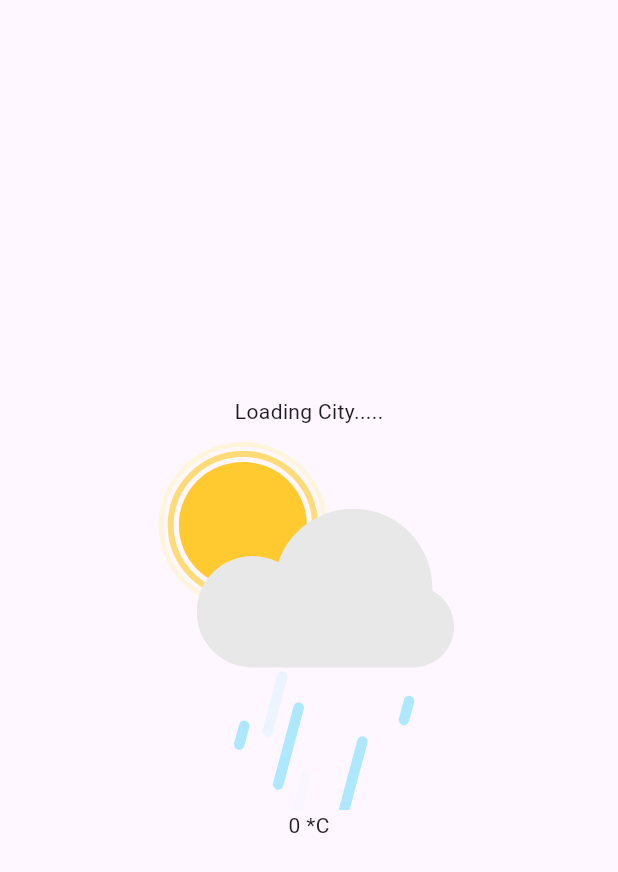
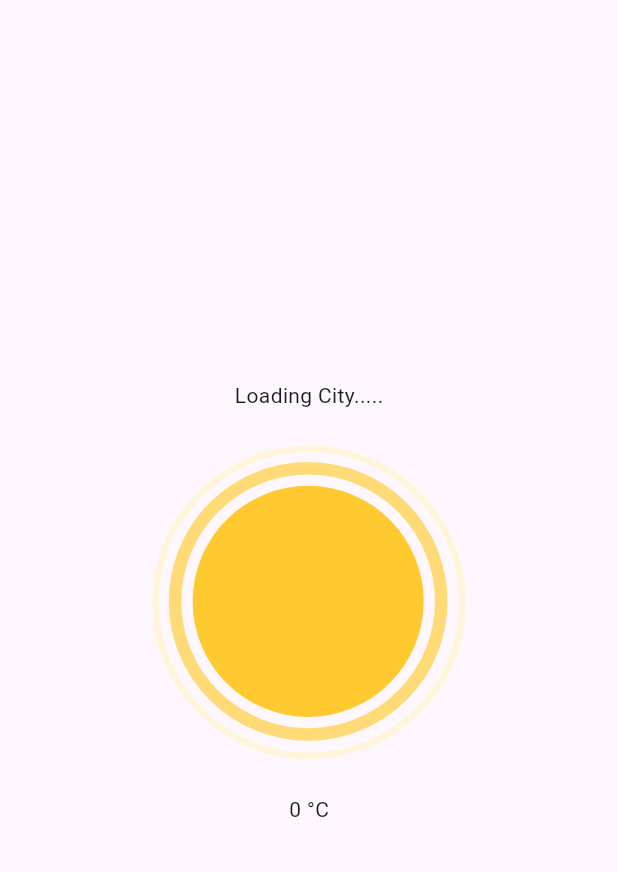
Before and after one commit to zhira03/weather_app, a Flutter app: the screen it shows after launch, on a phone screen of 412 x 824 dp. Shown: the top 872 px of the screen. Run offline on Flutter 3.47's test engine with Material 3 defaults, Android fonts, the phone set to English and light mode, and no system bars; our stand-ins replace geocoding, geolocator, lottie; network calls fail.

Commit message:
Add weather animation logic and improve location fetching

```diff
--- a/lib/models/weather_model.dart
+++ b/lib/models/weather_model.dart
@@ -17,4 +17,6 @@ class WeatherModel {
         );
   }
 
+  get mainCondition => null;
+
 }
--- a/lib/screens/weatherHome.dart
+++ b/lib/screens/weatherHome.dart
@@ -28,6 +28,27 @@ class _WeatherhomeState extends State<Weatherhome> {
     }
   }
 
+  String getWeatherAnimation(String? mainCondition){
+    if(mainCondition == null) return "assets/sunny.json";
+
+    switch (mainCondition.toLowerCase()){
+      case 'clouds':
+      case 'mist':
+      case 'smoke':
+      case 'haze':
+      case 'dust':
+        return 'assets/cloudy.json';
+      case 'rain':
+      case 'drizzle':
+      case 'shower rain':
+        return 'assets/thunderclouds.json';
+      case 'clear':
+        return 'assets/sunny.json';
+      default:
+        return 'assets/sunny.json';
+    }
+  }
+
   @override
   void initState(){
     super.initState();
@@ -42,9 +63,11 @@ class _WeatherhomeState extends State<Weatherhome> {
           children: [
             Text(_weatherModel?.cityName ?? "Loading City....."),
 
-            Lottie.asset('assets/cloudy.json'),
+            Lottie.asset(getWeatherAnimation(_weatherModel?.mainCondition)),
 
-            Text("${_weatherModel?.temperature.round()?? "0"} *C")
+            Text("${_weatherModel?.temperature.round()?? "0"} °C"),
+
+            Text(_weatherModel?.mainCondition ?? "")
           ],
         ),
       ),
```
Also changed, not shown: lib/services/weather_service.dart (+10 -13 lines).
